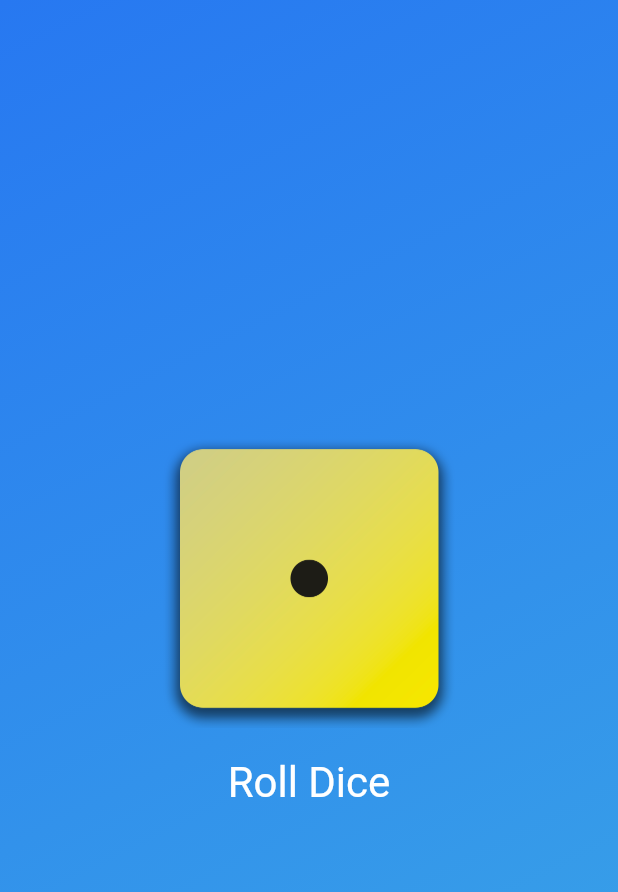
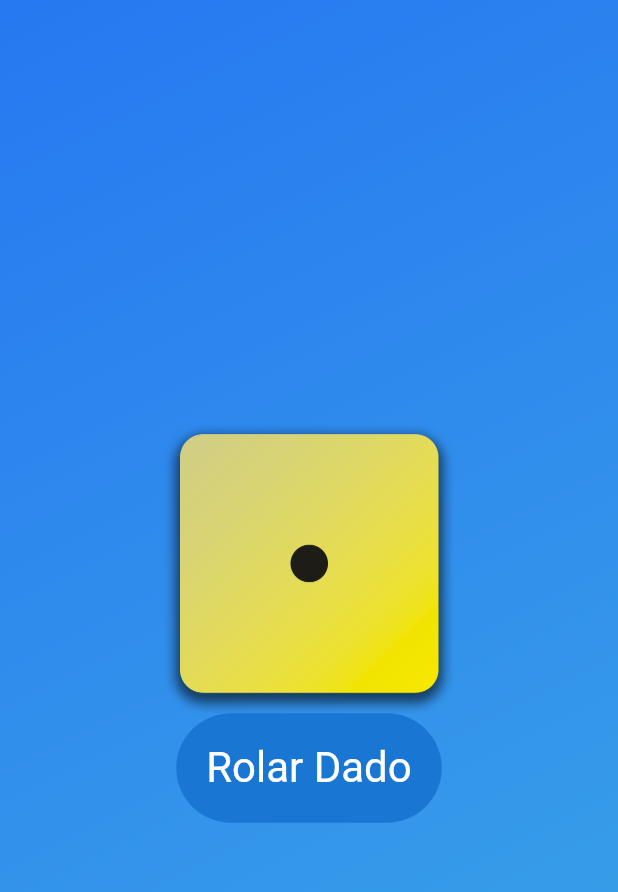
Before and after one commit to alexsc715/advanced_basics, a Flutter app: the screen it shows after launch, on a phone screen of 412 x 824 dp. Shown: the top 892 px of the screen. Run offline on Flutter 3.47's test engine with Material 3 defaults, Android fonts, the phone set to English and light mode, and no system bars.

Commit message:
make dice roller buttom more beautiful

```diff
--- a/lib/dice_roller.dart
+++ b/lib/dice_roller.dart
@@ -35,12 +35,14 @@
         TextButton(
             onPressed: rollDice,
             style: TextButton.styleFrom(
-                padding: const EdgeInsets.only(top: 20),
+                padding: const EdgeInsets.only(
+                    top: 20, left: 20, right: 20, bottom: 20),
+                backgroundColor: Colors.blue[700],
                 foregroundColor: Colors.white,
                 textStyle: const TextStyle(
                   fontSize: 28,
                 )),
-            child: const Text("Roll Dice"))
+            child: const Text("Rolar Dado"))
       ],
     );
   }
```
